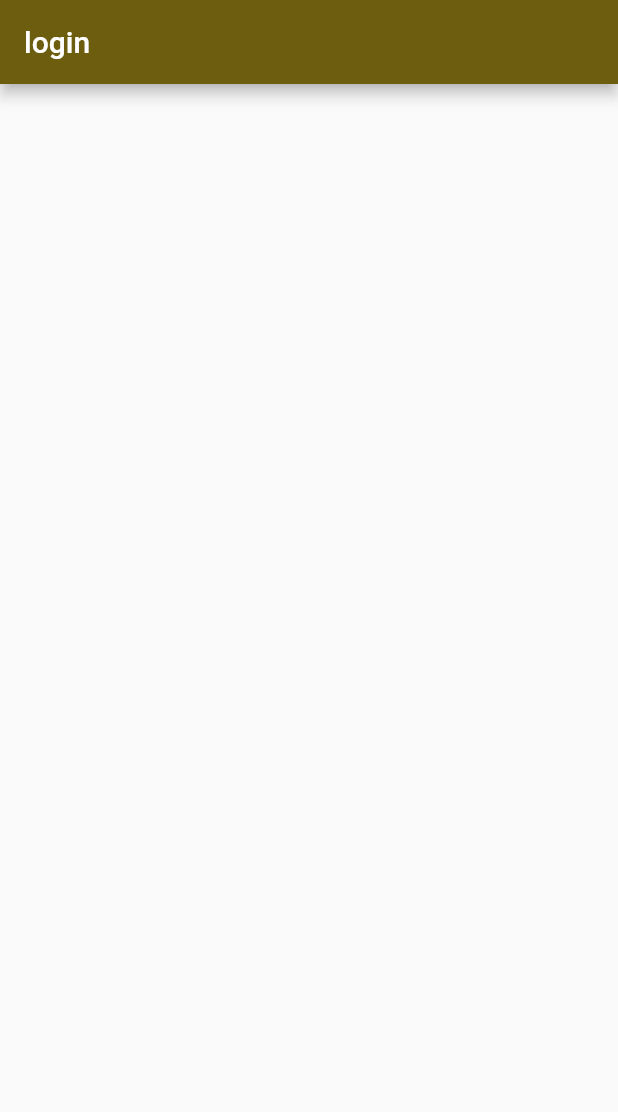
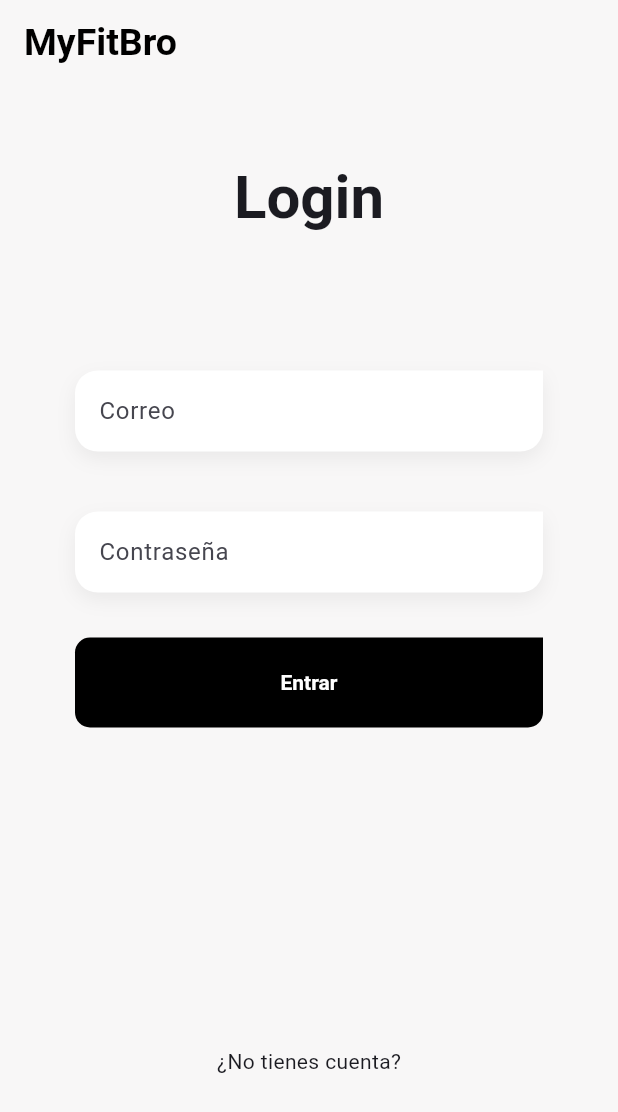
Before and after one commit to ajgil/myfitbro, a Flutter app: the screen it shows after launch, on a phone screen of 412 x 824 dp. Shown: the top 1112 px of the screen. Run offline on Flutter 3.47's test engine with Material 2 defaults, Android fonts, the phone set to English and light mode, and no system bars; our stand-ins replace dotted_border, flutter_riverpod, fpdart, freezed_annotation, go_router, google_fonts and 5 more; accounts and stored records are empty; generated files the repository leaves out were written again; project files that could hold a hidden picture were left out.

Commit message:
login method implemented

```diff
--- a/lib/app.dart
+++ b/lib/app.dart
@@ -1,8 +1,9 @@
 import 'package:myfitbro/config/router.dart';
-import 'package:myfitbro/config/theme.dart';
+import 'package:myfitbro/config/theme/app_theme.dart';
 import 'package:myfitbro/flavors.dart';
 import 'package:flutter/material.dart';
 import 'package:myfitbro/l10n/app_localizations.dart';
+//import 'config/theme/app_theme.dart';
 
 /// Main myfitbro app class
 class MyFitBro extends StatelessWidget {
@@ -13,8 +14,9 @@ class MyFitBro extends StatelessWidget {
   Widget build(BuildContext context) {
     return MaterialApp.router(
       title: F.title,
-      theme: AppTheme(Brightness.light).themeData,
-      darkTheme: AppTheme(Brightness.dark).themeData,
+      //theme: AppTheme(Brightness.light).themeData,
+      //darkTheme: AppTheme(Brightness.dark).themeData,
+      theme: AppTheme().getTheme(),
       localizationsDelegates: AppLocalizations.localizationsDelegates,
       routeInformationParser: router.routeInformationParser,
       routerDelegate: router.routerDelegate,
--- /dev/null
+++ b/lib/config/theme/app_theme.dart
@@ -0,0 +1,47 @@
+import 'package:flutter/material.dart';
+import 'package:google_fonts/google_fonts.dart';
+
+
+const colorSeed = Color(0xff424CB8);
+const scaffoldBackgroundColor = Color(0xFFF8F7F7);
+
+class AppTheme {
+
+  ThemeData getTheme() => ThemeData(
+    ///* General
+    useMaterial3: true,
+    colorSchemeSeed: colorSeed,
+
+    ///* Texts
+    textTheme: TextTheme(
+      titleLarge: GoogleFonts.montserratAlternates()
+        .copyWith( fontSize: 40, fontWeight: FontWeight.bold ),
+      titleMedium: GoogleFonts.montserratAlternates()
+        .copyWith( fontSize: 30, fontWeight: FontWeight.bold ),
+      titleSmall: GoogleFonts.montserratAlternates()
+        .copyWith( fontSize: 20 )
+    ),
+
+    ///* Scaffold Background Color
+    scaffoldBackgroundColor: scaffoldBackgroundColor,
+
+
+    ///* Buttons
+    filledButtonTheme: FilledButtonThemeData(
+      style: ButtonStyle(
+        textStyle: MaterialStatePropertyAll(
+          GoogleFonts.montserratAlternates()
+            .copyWith(fontWeight: FontWeight.w700)
+          )
+      )
+    ),
+
+    ///* AppBar
+    appBarTheme: AppBarTheme(
+      color: scaffoldBackgroundColor,
+      titleTextStyle: GoogleFonts.montserratAlternates()
+        .copyWith( fontSize: 25, fontWeight: FontWeight.bold, color: Colors.black ),
+    )
+  );
+
+}
--- a/lib/features/auth/application/controllers/sign_in_with_google_controller.dart
+++ b/lib/features/auth/application/controllers/sign_in_with_google_controller.dart
@@ -10,6 +10,17 @@ class SignInWithGoogleController extends _$SignInWithGoogleController {
   @override
   FutureOr<bool> build() {
     return false;
+  }
+
+  Future<void> singIn({required String email, required String password}) async {
+    final res = await ref
+        .read(authRepositoryProvider)
+        .signIn(email: email, password: password);
+    res.fold((l) {
+      state = AsyncError(l, StackTrace.current);
+    }, (r) {
+      state = AsyncData(r);
+    });
   }
 
   Future<void> signUp({
--- a/lib/features/auth/infrastructure/repositories/auth_repository.dart
+++ b/lib/features/auth/infrastructure/repositories/auth_repository.dart
@@ -138,7 +138,7 @@ class AuthRepository implements AuthRepositoryInterface {
   }
 
   // Login method
-  Future<Either<Failure, bool>> logIn(
+  Future<Either<Failure, bool>> signIn(
       {required String email, required String password}) async {
     log('login method');
     await authClient.signInWithPassword(email: email, password: password);
--- a/lib/features/auth/presentation/widgets/login_screen.dart
+++ b/lib/features/auth/presentation/widgets/login_screen.dart
@@ -1,15 +1,101 @@
 import 'package:flutter/material.dart';
 import 'package:flutter_riverpod/flutter_riverpod.dart';
+import 'package:go_router/go_router.dart';
+import 'package:myfitbro/features/auth/application/controllers/sign_in_with_google_controller.dart';
 
-class LoginScreen extends ConsumerWidget {
+import '../../../shared/widgets/widgets.dart';
+
+class LoginScreen extends ConsumerStatefulWidget {
   const LoginScreen({super.key});
 
   @override
-  Widget build(BuildContext context, WidgetRef ref) {
-    final size = MediaQuery.of(context).size;
+  ConsumerState<LoginScreen> createState() => _LoginScreenState();
+}
+
+class _LoginScreenState extends ConsumerState<LoginScreen> {
+  bool isLoading = false;
+  final email = TextEditingController();
+  final password = TextEditingController();
+
+  @override
+  Widget build(BuildContext context) {
+    //final size = MediaQuery.of(context).size;
+    final textStyles = Theme.of(context).textTheme;
+    //final scaffoldBackgroundColor = Theme.of(context).scaffoldBackgroundColor;
+
+    //final size = MediaQuery.of(context).size;
+
+    Future<void> login() async {
+      try {
+        setState(() {
+          isLoading = true;
+        });
+
+        await ref.read(signInWithGoogleControllerProvider.notifier).singIn(
+              email: email.text.trim(),
+              password: password.text.trim(),
+            );
+        if (mounted) {
+          //ref.read(appRouterProvider).pop();
+          context.pop();
+        }
+      } catch (e) {
+        //context.showAlert(e.toString());
+      } finally {
+        setState(() {
+          isLoading = false;
+        });
+      }
+    }
+
     return Scaffold(
-      appBar: AppBar(title: const Text('login')),
-
+      appBar: AppBar(title: const Text('MyFitBro')),
+      body: Padding(
+        padding: const EdgeInsets.symmetric(horizontal: 50),
+        child: Column(
+          children: [
+            const SizedBox(height: 50),
+            Text('Login', style: textStyles.titleLarge),
+            const SizedBox(height: 90),
+            CustomTextFormField(
+              controller: email,
+              label: 'Correo',
+              keyboardType: TextInputType.emailAddress,
+            ),
+            const SizedBox(height: 40),
+            CustomTextFormField(
+              controller: password,
+              label: 'Contraseña',
+              obscureText: true,
+            ),
+            const SizedBox(height: 30),
+            SizedBox(
+                width: double.infinity,
+                height: 60,
+                child: CustomFilledButton(
+                  text: 'Entrar',
+                  buttonColor: Colors.black,
+                  onPressed: isLoading
+                      ? null
+                      : () {
+                          login();
+                        },
+                )),
+            const Spacer(flex: 2),
+            const Row(
+              mainAxisAlignment: MainAxisAlignment.center,
+              children: [
+                Text('¿No tienes cuenta?'),
+                //TextButton(
+                //onPressed: context.push('/signup'),
+                //onPressed: () => ref.read(appRouterProvider).push('/signup'),//context.push('/signup'),
+                //child: const Text('Crea una aquí'))
+              ],
+            ),
+            const Spacer(flex: 1),
+          ],
+        ),
+      ),
     );
   }
 }
--- /dev/null
+++ b/lib/features/shared/widgets/custom_filled_button.dart
@@ -0,0 +1,37 @@
+import 'package:flutter/material.dart';
+
+class CustomFilledButton extends StatelessWidget {
+
+  final void Function()? onPressed;
+  final String text;
+  final Color? buttonColor;
+
+  const CustomFilledButton({
+    super.key,
+    this.onPressed,
+    required this.text,
+    this.buttonColor
+  });
+
+  @override
+  Widget build(BuildContext context) {
+
+    const radius = Radius.circular(10);
+
+    return FilledButton(
+      style: FilledButton.styleFrom(
+        backgroundColor: buttonColor,
+        shape: const RoundedRectangleBorder(
+        borderRadius: BorderRadius.only(
+          bottomLeft: radius,
+          bottomRight: radius,
+          topLeft: radius,
+        )
+      )),
+
+
+      onPressed: onPressed,
+      child: Text(text)
+    );
+  }
+}
--- /dev/null
+++ b/lib/features/shared/widgets/custom_text_form_field.dart
@@ -0,0 +1,78 @@
+import 'package:flutter/material.dart';
+
+class CustomTextFormField extends StatelessWidget {
+  final String? label;
+  final String? hint;
+  final String? errorMessage;
+  final bool obscureText;
+  final TextInputType? keyboardType;
+  final Function(String)? onChanged;
+  final Function(String)? onFieldSubmitted;
+  final String? Function(String?)? validator;
+  final TextEditingController controller;
+
+  const CustomTextFormField({
+    super.key,
+    this.label,
+    this.hint,
+    this.errorMessage,
+    this.obscureText = false,
+    this.keyboardType = TextInputType.text,
+    this.onChanged,
+    this.onFieldSubmitted,
+    this.validator,
+    required this.controller,
+  });
+
+  @override
+  Widget build(BuildContext context) {
+    final colors = Theme.of(context).colorScheme;
+
+    final border = OutlineInputBorder(
+        borderSide: const BorderSide(color: Colors.transparent),
+        borderRadius: BorderRadius.circular(40));
+
+    const borderRadius = Radius.circular(15);
+
+    return Container(
+      // padding: const EdgeInsets.only(bottom: 0, top: 15),
+      decoration: BoxDecoration(
+          color: Colors.white,
+          borderRadius: const BorderRadius.only(
+              topLeft: borderRadius,
+              bottomLeft: borderRadius,
+              bottomRight: borderRadius),
+          boxShadow: [
+            BoxShadow(
+                color: Colors.black.withOpacity(0.06),
+                blurRadius: 10,
+                offset: const Offset(0, 5))
+          ]),
+      child: TextFormField(
+        controller: controller,
+        onChanged: onChanged,
+        validator: validator,
+        onFieldSubmitted: onFieldSubmitted,
+        obscureText: obscureText,
+        keyboardType: keyboardType,
+        style: const TextStyle(fontSize: 20, color: Colors.black54),
+        decoration: InputDecoration(
+          floatingLabelStyle: const TextStyle(
+              color: Colors.black, fontWeight: FontWeight.bold, fontSize: 18),
+          enabledBorder: border,
+          focusedBorder: border,
+          errorBorder: border.copyWith(
+              borderSide: const BorderSide(color: Colors.transparent)),
+          focusedErrorBorder: border.copyWith(
+              borderSide: const BorderSide(color: Colors.transparent)),
+          isDense: true,
+          label: label != null ? Text(label!) : null,
+          hintText: hint,
+          errorText: errorMessage,
+          focusColor: colors.primary,
+          // icon: Icon( Icons.supervised_user_circle_outlined, color: colors.primary, )
+        ),
+      ),
+    );
+  }
+}
--- /dev/null
+++ b/lib/features/shared/widgets/widgets.dart
@@ -0,0 +1,2 @@
+export 'custom_filled_button.dart';
+export 'custom_text_form_field.dart';
```
